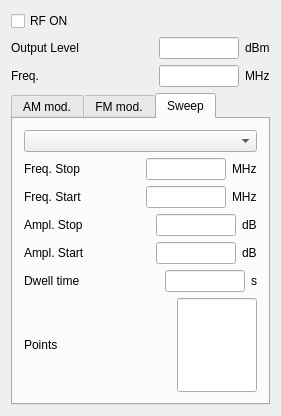
Qt form modules/sg/core/signalgeneratorform.ui (northriv/KAME) before a commit.
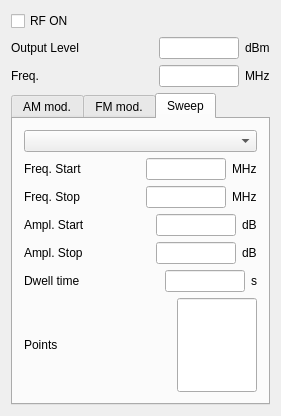
The same form after that commit.

```diff
--- a/modules/sg/core/signalgeneratorform.ui
+++ b/modules/sg/core/signalgeneratorform.ui
@@ -458,7 +458,7 @@
              </sizepolicy>
             </property>
             <property name="text">
-             <string>Freq. Stop</string>
+             <string>Freq. Start</string>
             </property>
             <property name="wordWrap">
              <bool>false</bool>
@@ -468,7 +468,7 @@
           <item>
            <layout class="QHBoxLayout" name="_11">
             <item>
-             <widget class="QLineEdit" name="m_edSweepFreqStop">
+             <widget class="QLineEdit" name="m_edSweepFreqStart">
               <property name="sizePolicy">
                <sizepolicy hsizetype="Preferred" vsizetype="Fixed">
                 <horstretch>0</horstretch>
@@ -514,7 +514,7 @@
              </sizepolicy>
             </property>
             <property name="text">
-             <string>Freq. Start</string>
+             <string>Freq. Stop</string>
             </property>
             <property name="wordWrap">
              <bool>false</bool>
@@ -524,7 +524,7 @@
           <item>
            <layout class="QHBoxLayout" name="_13">
             <item>
-             <widget class="QLineEdit" name="m_edSweepFreqStart">
+             <widget class="QLineEdit" name="m_edSweepFreqStop">
               <property name="sizePolicy">
                <sizepolicy hsizetype="Preferred" vsizetype="Fixed">
                 <horstretch>0</horstretch>
@@ -570,7 +570,7 @@
              </sizepolicy>
             </property>
             <property name="text">
-             <string>Ampl. Stop</string>
+             <string>Ampl. Start</string>
             </property>
             <property name="wordWrap">
              <bool>false</bool>
@@ -580,7 +580,7 @@
           <item>
            <layout class="QHBoxLayout" name="_15">
             <item>
-             <widget class="QLineEdit" name="m_edSweepAmplStop">
+             <widget class="QLineEdit" name="m_edSweepAmplStart">
               <property name="sizePolicy">
                <sizepolicy hsizetype="Preferred" vsizetype="Fixed">
                 <horstretch>0</horstretch>
@@ -626,7 +626,7 @@
              </sizepolicy>
             </property>
             <property name="text">
-             <string>Ampl. Start</string>
+             <string>Ampl. Stop</string>
             </property>
             <property name="wordWrap">
              <bool>false</bool>
@@ -636,7 +636,7 @@
           <item>
            <layout class="QHBoxLayout" name="_17">
             <item>
-             <widget class="QLineEdit" name="m_edSweepAmplStart">
+             <widget class="QLineEdit" name="m_edSweepAmplStop">
               <property name="sizePolicy">
                <sizepolicy hsizetype="Preferred" vsizetype="Fixed">
                 <horstretch>0</horstretch>
```
